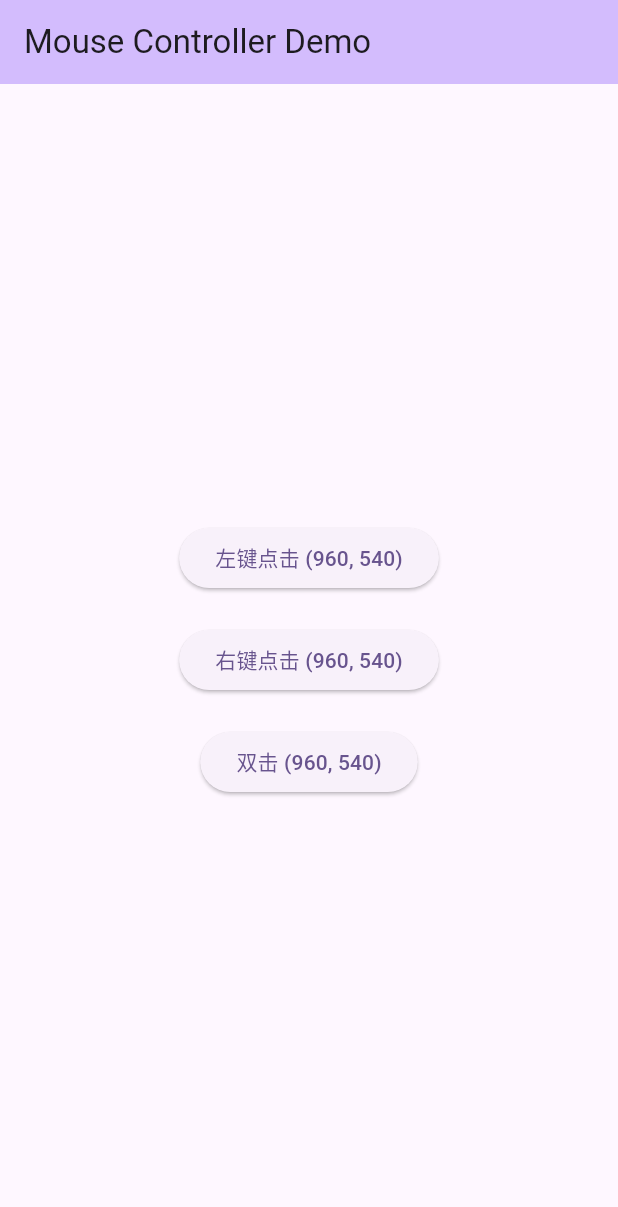
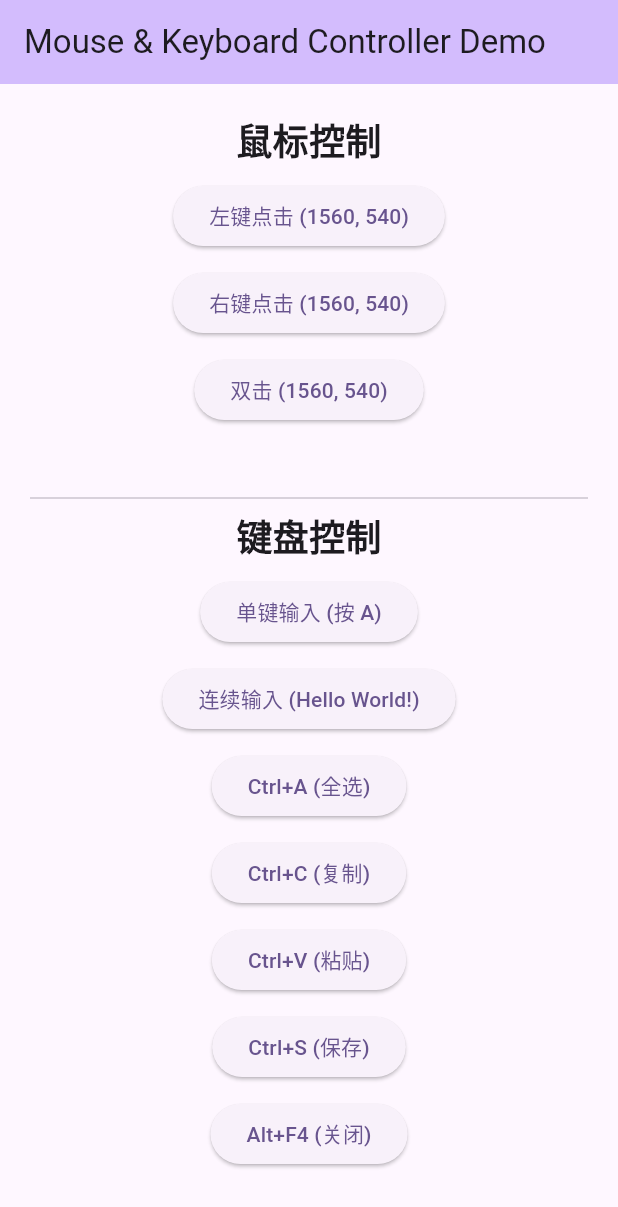
Before and after one commit to bixiao7648/AiPlayer, a Flutter app: the screen it shows after launch, on a phone screen of 412 x 824 dp. Shown: the top 1207 px of the screen. Run offline on Flutter 3.47's test engine with Material 3 defaults, Android fonts, the phone set to English and light mode, and no system bars; missing offline and left inert: dart:ffi.

Commit message:
2-实现键盘动作

```diff
--- /dev/null
+++ b/lib/keyboard_controller.dart
@@ -0,0 +1,250 @@
+import 'dart:ffi';
+import 'dart:io';
+import 'package:ffi/ffi.dart';
+
+class KeyboardController {
+  static final DynamicLibrary _user32 = DynamicLibrary.open('user32.dll');
+
+  // 键盘事件常量
+  static const int KEYEVENTF_EXTENDEDKEY = 0x0001;
+  static const int KEYEVENTF_KEYUP = 0x0002;
+
+  // keybd_event 函数
+  late final Function _keybdEvent = _user32.lookupFunction<
+      Void Function(Uint8 bVk, Uint8 bScan, Uint32 dwFlags, Pointer dwExtraInfo),
+      void Function(int bVk, int bScan, int dwFlags, Pointer dwExtraInfo)>('keybd_event');
+
+  /// 按下按键
+  void _keyDown(int virtualKey) {
+    _keybdEvent(virtualKey, 0, 0, nullptr);
+  }
+
+  /// 释放按键
+  void _keyUp(int virtualKey) {
+    _keybdEvent(virtualKey, 0, KEYEVENTF_KEYUP, nullptr);
+  }
+
+  /// 按下并释放单个按键
+  void pressKey(int virtualKey, {int delayMs = 50}) {
+    _keyDown(virtualKey);
+    sleep(Duration(milliseconds: delayMs));
+    _keyUp(virtualKey);
+  }
+
+  /// 输入单个字符（自动转换为虚拟键码）
+  void typeChar(String char, {int delayMs = 50}) {
+    if (char.isEmpty) return;
+
+    int virtualKey = _charToVirtualKey(char[0]);
+    bool needShift = _needShiftKey(char[0]);
+
+    if (needShift) {
+      _keyDown(VK.SHIFT);
+      sleep(const Duration(milliseconds: 10));
+    }
+
+    _keyDown(virtualKey);
+    sleep(Duration(milliseconds: delayMs));
+    _keyUp(virtualKey);
+
+    if (needShift) {
+      sleep(const Duration(milliseconds: 10));
+      _keyUp(VK.SHIFT);
+    }
+  }
+
+  /// 连续输入字符串
+  void typeText(String text, {int delayBetweenKeys = 50}) {
+    for (int i = 0; i < text.length; i++) {
+      typeChar(text[i], delayMs: delayBetweenKeys);
+      if (i < text.length - 1) {
+        sleep(Duration(milliseconds: delayBetweenKeys));
+      }
+    }
+  }
+
+  /// 同时按下多个键（组合键）
+  /// 例如: pressKeyCombination([VK.CONTROL, VK.A]) 实现 Ctrl+A
+  void pressKeyCombination(List<int> keys, {int holdMs = 100}) {
+    if (keys.isEmpty) return;
+
+    // 按下所有键
+    for (int key in keys) {
+      _keyDown(key);
+      sleep(const Duration(milliseconds: 10));
+    }
+
+    // 保持按下状态
+    sleep(Duration(milliseconds: holdMs));
+
+    // 按相反顺序释放所有键
+    for (int i = keys.length - 1; i >= 0; i--) {
+      _keyUp(keys[i]);
+      sleep(const Duration(milliseconds: 10));
+    }
+  }
+
+  /// 判断字符是否需要 Shift 键
+  bool _needShiftKey(String char) {
+    if (char.isEmpty) return false;
+
+    // 大写字母
+    if (char.codeUnitAt(0) >= 65 && char.codeUnitAt(0) <= 90) {
+      return true;
+    }
+
+    // 特殊字符需要 Shift
+    const shiftChars = '~!@#\$%^&*()_+{}|:"<>?';
+    return shiftChars.contains(char);
+  }
+
+  /// 将字符转换为虚拟键码
+  int _charToVirtualKey(String char) {
+    if (char.isEmpty) return 0;
+
+    int code = char.toUpperCase().codeUnitAt(0);
+
+    // A-Z
+    if (code >= 65 && code <= 90) {
+      return code;
+    }
+
+    // 0-9
+    if (code >= 48 && code <= 57) {
+      return code;
+    }
+
+    // 特殊字符映射
+    switch (char) {
+      case ' ': return VK.SPACE;
+      case '\n': return VK.RETURN;
+      case '\t': return VK.TAB;
+      case '`': case '~': return VK.OEM_3;
+      case '-': case '_': return VK.OEM_MINUS;
+      case '=': case '+': return VK.OEM_PLUS;
+      case '[': case '{': return VK.OEM_4;
+      case ']': case '}': return VK.OEM_6;
+      case '\\': case '|': return VK.OEM_5;
+      case ';': case ':': return VK.OEM_1;
+      case '\'': case '"': return VK.OEM_7;
+      case ',': case '<': return VK.OEM_COMMA;
+      case '.': case '>': return VK.OEM_PERIOD;
+      case '/': case '?': return VK.OEM_2;
+      default: return 0;
+    }
+  }
+}
+
+/// Windows 虚拟键码常量
+class VK {
+  // 修饰键
+  static const int SHIFT = 0x10;
+  static const int CONTROL = 0x11;
+  static const int ALT = 0x12;
+  static const int LWIN = 0x5B;  // 左 Windows 键
+  static const int RWIN = 0x5C;  // 右 Windows 键
+
+  // 功能键
+  static const int ESCAPE = 0x1B;
+  static const int TAB = 0x09;
+  static const int CAPITAL = 0x14;  // Caps Lock
+  static const int SPACE = 0x20;
+  static const int RETURN = 0x0D;  // Enter
+  static const int BACK = 0x08;    // Backspace
+  static const int DELETE = 0x2E;
+  static const int INSERT = 0x2D;
+  static const int HOME = 0x24;
+  static const int END = 0x23;
+  static const int PRIOR = 0x21;   // Page Up
+  static const int NEXT = 0x22;    // Page Down
+
+  // 方向键
+  static const int LEFT = 0x25;
+  static const int UP = 0x26;
+  static const int RIGHT = 0x27;
+  static const int DOWN = 0x28;
+
+  // F1-F12
+  static const int F1 = 0x70;
+  static const int F2 = 0x71;
+  static const int F3 = 0x72;
+  static const int F4 = 0x73;
+  static const int F5 = 0x74;
+  static const int F6 = 0x75;
+  static const int F7 = 0x76;
+  static const int F8 = 0x77;
+  static const int F9 = 0x78;
+  static const int F10 = 0x79;
+  static const int F11 = 0x7A;
+  static const int F12 = 0x7B;
+
+  // 数字键 0-9
+  static const int NUM_0 = 0x30;
+  static const int NUM_1 = 0x31;
+  static const int NUM_2 = 0x32;
+  static const int NUM_3 = 0x33;
+  static const int NUM_4 = 0x34;
+  static const int NUM_5 = 0x35;
+  static const int NUM_6 = 0x36;
+  static const int NUM_7 = 0x37;
+  static const int NUM_8 = 0x38;
+  static const int NUM_9 = 0x39;
+
+  // 字母键 A-Z
+  static const int A = 0x41;
+  static const int B = 0x42;
+  static const int C = 0x43;
+  static const int D = 0x44;
+  static const int E = 0x45;
+  static const int F = 0x46;
+  static const int G = 0x47;
+  static const int H = 0x48;
+  static const int I = 0x49;
+  static const int J = 0x4A;
+  static const int K = 0x4B;
+  static const int L = 0x4C;
+  static const int M = 0x4D;
+  static const int N = 0x4E;
+  static const int O = 0x4F;
+  static const int P = 0x50;
+  static const int Q = 0x51;
+  static const int R = 0x52;
+  static const int S = 0x53;
+  static const int T = 0x54;
+  static const int U = 0x55;
+  static const int V = 0x56;
+  static const int W = 0x57;
+  static const int X = 0x58;
+  static const int Y = 0x59;
+  static const int Z = 0x5A;
+
+  // OEM 键（特殊字符）
+  static const int OEM_1 = 0xBA;      // ';:'
+  static const int OEM_PLUS = 0xBB;   // '=+'
+  static const int OEM_COMMA = 0xBC;  // ',<'
+  static const int OEM_MINUS = 0xBD;  // '-_'
+  static const int OEM_PERIOD = 0xBE; // '.>'
+  static const int OEM_2 = 0xBF;      // '/?'
+  static const int OEM_3 = 0xC0;      // '`~'
+  static const int OEM_4 = 0xDB;      // '[{'
+  static const int OEM_5 = 0xDC;      // '\|'
+  static const int OEM_6 = 0xDD;      // ']}'
+  static const int OEM_7 = 0xDE;      // ''"'
+
+  // 小键盘
+  static const int NUMPAD0 = 0x60;
+  static const int NUMPAD1 = 0x61;
+  static const int NUMPAD2 = 0x62;
+  static const int NUMPAD3 = 0x63;
+  static const int NUMPAD4 = 0x64;
+  static const int NUMPAD5 = 0x65;
+  static const int NUMPAD6 = 0x66;
+  static const int NUMPAD7 = 0x67;
+  static const int NUMPAD8 = 0x68;
+  static const int NUMPAD9 = 0x69;
+  static const int MULTIPLY = 0x6A;  // *
+  static const int ADD = 0x6B;       // +
+  static const int SUBTRACT = 0x6D;  // -
+  static const int DECIMAL = 0x6E;   // .
+  static const int DIVIDE = 0x6F;    // /
+}
--- a/lib/main.dart
+++ b/lib/main.dart
@@ -1,5 +1,6 @@
 import 'package:flutter/material.dart';
 import 'mouse_controller.dart';
+import 'keyboard_controller.dart';
 
 void main() {
   runApp(const MyApp());
@@ -11,11 +12,11 @@ class MyApp extends StatelessWidget {
   @override
   Widget build(BuildContext context) {
     return MaterialApp(
-      title: 'Mouse Controller Demo',
+      title: 'Input Controller Demo',
       theme: ThemeData(
         colorScheme: ColorScheme.fromSeed(seedColor: Colors.deepPurple),
       ),
-      home: const MyHomePage(title: 'Mouse Controller Demo'),
+      home: const MyHomePage(title: 'Mouse & Keyboard Controller Demo'),
     );
   }
 }
@@ -30,20 +31,55 @@ class MyHomePage extends StatefulWidget {
 
 class _MyHomePageState extends State<MyHomePage> {
   final MouseController _mouseController = MouseController();
+  final KeyboardController _keyboardController = KeyboardController();
 
+  // 鼠标测试方法
   void _testLeftClick() {
-    // 左键点击屏幕中心 (示例坐标)
     _mouseController.leftClick(1560, 540);
   }
 
   void _testRightClick() {
-    // 右键点击指定位置
     _mouseController.rightClick(1560, 540);
   }
 
   void _testDoubleClick() {
-    // 双击指定位置
     _mouseController.doubleClick(1560, 540);
+  }
+
+  // 键盘测试方法
+  void _testSingleKey() {
+    // 按下单个键 - 例如按 'A'
+    _keyboardController.pressKey(VK.A);
+  }
+
+  void _testTypeText() {
+    // 连续输入文本
+    _keyboardController.typeText('Hello World!');
+  }
+
+  void _testSelectAll() {
+    // Ctrl+A 全选
+    _keyboardController.pressKeyCombination([VK.CONTROL, VK.A]);
+  }
+
+  void _testCopy() {
+    // Ctrl+C 复制
+    _keyboardController.pressKeyCombination([VK.CONTROL, VK.C]);
+  }
+
+  void _testPaste() {
+    // Ctrl+V 粘贴
+    _keyboardController.pressKeyCombination([VK.CONTROL, VK.V]);
+  }
+
+  void _testSave() {
+    // Ctrl+S 保存
+    _keyboardController.pressKeyCombination([VK.CONTROL, VK.S]);
+  }
+
+  void _testShutDown() {
+    // Alt+F4 关闭
+    _keyboardController.pressKeyCombination([VK.ALT, VK.F4]);
   }
 
   @override
@@ -53,25 +89,80 @@ class _MyHomePageState extends State<MyHomePage> {
         backgroundColor: Theme.of(context).colorScheme.inversePrimary,
         title: Text(widget.title),
       ),
-      body: Center(
+      body: SingleChildScrollView(
+        child: Center(
+          child: Padding(
+            padding: const EdgeInsets.all(20.0),
             child: Column(
               mainAxisAlignment: MainAxisAlignment.center,
               children: <Widget>[
+                // 鼠标控制部分
+                const Text(
+                  '鼠标控制',
+                  style: TextStyle(fontSize: 24, fontWeight: FontWeight.bold),
+                ),
+                const SizedBox(height: 10),
                 ElevatedButton(
                   onPressed: _testLeftClick,
-              child: const Text('左键点击 (960, 540)'),
+                  child: const Text('左键点击 (1560, 540)'),
                 ),
-            const SizedBox(height: 20),
+                const SizedBox(height: 10),
                 ElevatedButton(
                   onPressed: _testRightClick,
-              child: const Text('右键点击 (960, 540)'),
+                  child: const Text('右键点击 (1560, 540)'),
                 ),
-            const SizedBox(height: 20),
+                const SizedBox(height: 10),
                 ElevatedButton(
                   onPressed: _testDoubleClick,
-              child: const Text('双击 (960, 540)'),
+                  child: const Text('双击 (1560, 540)'),
+                ),
+
+                const SizedBox(height: 40),
+                const Divider(),
+
+                // 键盘控制部分
+                const Text(
+                  '键盘控制',
+                  style: TextStyle(fontSize: 24, fontWeight: FontWeight.bold),
+                ),
+                const SizedBox(height: 10),
+                ElevatedButton(
+                  onPressed: _testSingleKey,
+                  child: const Text('单键输入 (按 A)'),
+                ),
+                const SizedBox(height: 10),
+                ElevatedButton(
+                  onPressed: _testTypeText,
+                  child: const Text('连续输入 (Hello World!)'),
+                ),
+                const SizedBox(height: 10),
+                ElevatedButton(
+                  onPressed: _testSelectAll,
+                  child: const Text('Ctrl+A (全选)'),
+                ),
+                const SizedBox(height: 10),
+                ElevatedButton(
+                  onPressed: _testCopy,
+                  child: const Text('Ctrl+C (复制)'),
+                ),
+                const SizedBox(height: 10),
+                ElevatedButton(
+                  onPressed: _testPaste,
+                  child: const Text('Ctrl+V (粘贴)'),
+                ),
+                const SizedBox(height: 10),
+                ElevatedButton(
+                  onPressed: _testSave,
+                  child: const Text('Ctrl+S (保存)'),
+                ),
+                const SizedBox(height: 10),
+                ElevatedButton(
+                  onPressed: _testShutDown,
+                  child: const Text('Alt+F4 (关闭)'),
                 ),
               ],
+            ),
+          ),
         ),
       ),
     );
```
Lines whose indentation alone changed are shown as unchanged.
